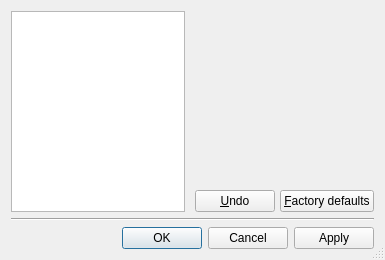
First picture: the form in src/ui/forms/uisettingsdialog.ui, repository redPanther/QtDMM, before the edit.
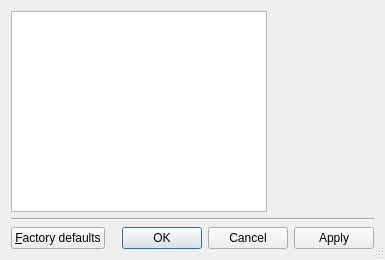
Second picture: the form after the edit. Icons and pictures are not drawn.

Commit message:
Settings dialog: Factory defaults beside OK; no scroll bars; red zone ends at the arc
- Factory defaults moved from below the page to the bottom left of the
  dialog, beside OK, Apply and Cancel; the hidden Undo button is gone.
- The pages' scroll areas ask for the whole page (QScrollArea stops at
  about 24 lines): the dialog is as tall as its tallest page, within the
  screen, and no page needs a scroll bar on a usual screen.
- The red zone's band ends at the scale arc; it reached past it from the
  time it covered the arc.

What changed in the file:
```diff
--- a/src/ui/forms/uisettingsdialog.ui
+++ b/src/ui/forms/uisettingsdialog.ui
@@ -115,52 +115,6 @@
          </property>
         </widget>
        </item>
-       <item>
-        <layout class="QHBoxLayout">
-         <property name="spacing">
-          <number>5</number>
-         </property>
-         <property name="margin">
-          <number>0</number>
-         </property>
-         <item>
-          <widget class="QPushButton" name="ui_undo">
-           <property name="text">
-            <string>&amp;Undo</string>
-           </property>
-           <property name="autoDefault">
-            <bool>false</bool>
-           </property>
-          </widget>
-         </item>
-         <item>
-          <spacer name="Spacer45">
-           <property name="orientation">
-            <enum>Qt::Horizontal</enum>
-           </property>
-           <property name="sizeType">
-            <enum>QSizePolicy::Expanding</enum>
-           </property>
-           <property name="sizeHint" stdset="0">
-            <size>
-             <width>20</width>
-             <height>20</height>
-            </size>
-           </property>
-          </spacer>
-         </item>
-         <item>
-          <widget class="QPushButton" name="ui_factoryDefaults">
-           <property name="text">
-            <string>&amp;Factory defaults</string>
-           </property>
-           <property name="autoDefault">
-            <bool>false</bool>
-           </property>
-          </widget>
-         </item>
-        </layout>
-       </item>
       </layout>
      </item>
     </layout>
@@ -177,6 +131,19 @@
    </item>
    <item>
     <layout class="QHBoxLayout" name="horizontalLayout">
+     <item>
+      <widget class="QPushButton" name="ui_factoryDefaults">
+       <property name="text">
+        <string>&amp;Factory defaults</string>
+       </property>
+       <property name="toolTip">
+        <string>Resets the page shown to QtDMM's defaults; OK or Apply keeps them.</string>
+       </property>
+       <property name="autoDefault">
+        <bool>false</bool>
+       </property>
+      </widget>
+     </item>
      <item>
       <spacer name="Spacer61">
        <property name="orientation">
```
Left out of the diff: 1 changed line with no effect on the pictures. The commit also changes 8 other files.
